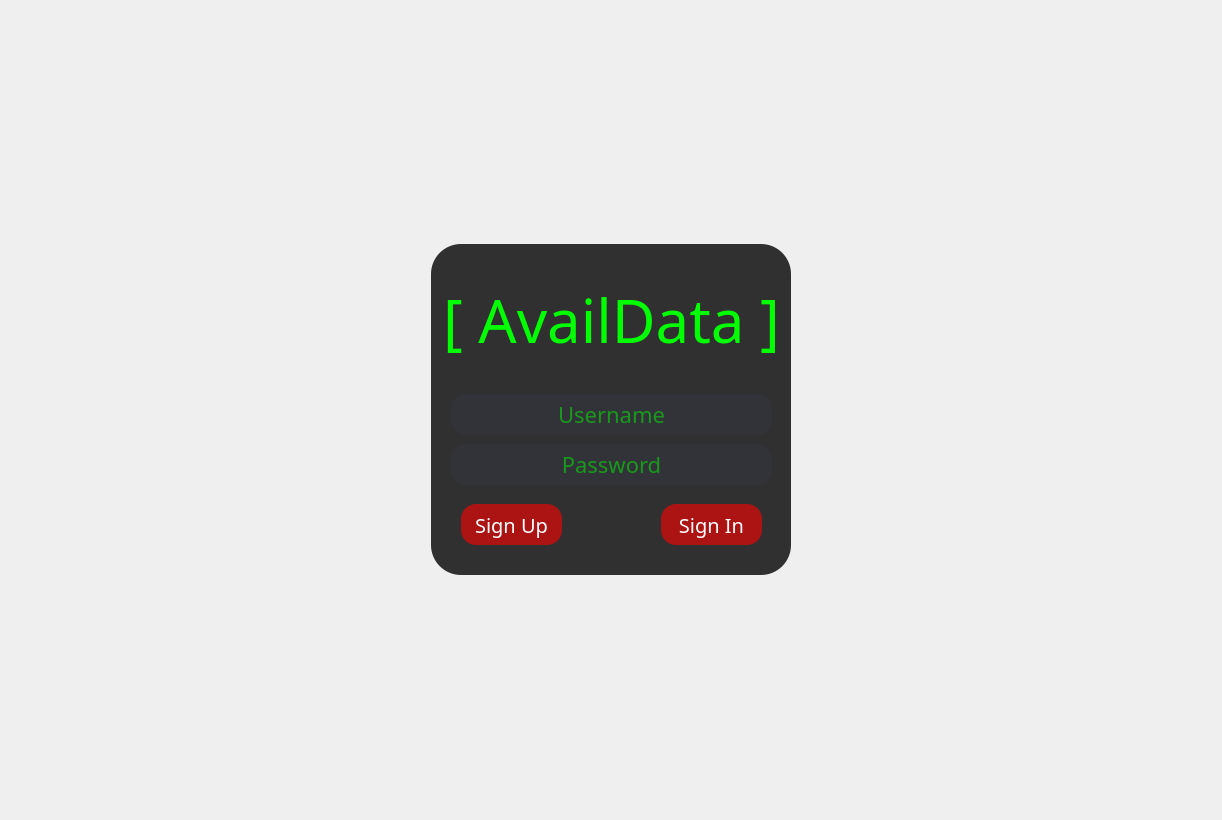
Kolby-MacDonald/AvailData, file Client/pages/login_page.ui: the form before one commit.
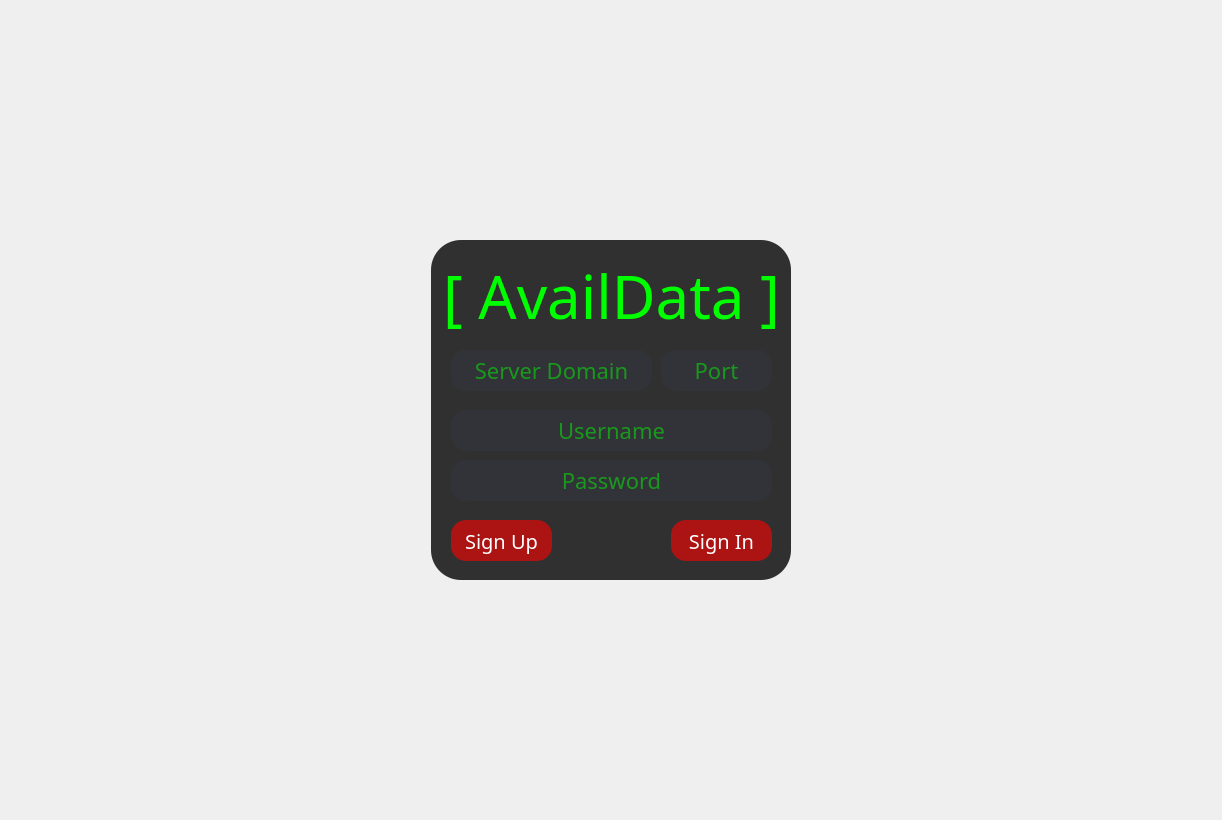
The form after the commit. Icons and pictures are not drawn.

What changed in the file:
```diff
--- a/Client/pages/login_page.ui
+++ b/Client/pages/login_page.ui
@@ -49,7 +49,7 @@
      <property name="minimumSize">
       <size>
        <width>360</width>
-       <height>331</height>
+       <height>340</height>
       </size>
      </property>
      <property name="font">
@@ -125,8 +125,8 @@
       </property>
       <property name="geometry">
        <rect>
-        <x>230</x>
-        <y>260</y>
+        <x>240</x>
+        <y>280</y>
         <width>101</width>
         <height>41</height>
        </rect>
@@ -145,7 +145,7 @@
       <property name="geometry">
        <rect>
         <x>20</x>
-        <y>150</y>
+        <y>170</y>
         <width>321</width>
         <height>41</height>
        </rect>
@@ -167,7 +167,7 @@
       <property name="geometry">
        <rect>
         <x>20</x>
-        <y>200</y>
+        <y>220</y>
         <width>321</width>
         <height>41</height>
        </rect>
@@ -191,8 +191,8 @@
       </property>
       <property name="geometry">
        <rect>
-        <x>30</x>
-        <y>260</y>
+        <x>20</x>
+        <y>280</y>
         <width>101</width>
         <height>41</height>
        </rect>
@@ -208,7 +208,7 @@
       <property name="geometry">
        <rect>
         <x>0</x>
-        <y>40</y>
+        <y>20</y>
         <width>361</width>
         <height>71</height>
        </rect>
@@ -234,6 +234,56 @@
        <string>[ AvailData ]</string>
       </property>
      </widget>
+     <widget class="QLineEdit" name="domain_line_edit">
+      <property name="enabled">
+       <bool>true</bool>
+      </property>
+      <property name="geometry">
+       <rect>
+        <x>20</x>
+        <y>110</y>
+        <width>201</width>
+        <height>41</height>
+       </rect>
+      </property>
+      <property name="text">
+       <string/>
+      </property>
+      <property name="alignment">
+       <set>Qt::AlignCenter</set>
+      </property>
+      <property name="placeholderText">
+       <string>Server Domain</string>
+      </property>
+      <property name="clearButtonEnabled">
+       <bool>false</bool>
+      </property>
+     </widget>
+     <widget class="QLineEdit" name="port_line_edit">
+      <property name="enabled">
+       <bool>true</bool>
+      </property>
+      <property name="geometry">
+       <rect>
+        <x>230</x>
+        <y>110</y>
+        <width>111</width>
+        <height>41</height>
+       </rect>
+      </property>
+      <property name="text">
+       <string/>
+      </property>
+      <property name="alignment">
+       <set>Qt::AlignCenter</set>
+      </property>
+      <property name="placeholderText">
+       <string>Port</string>
+      </property>
+      <property name="clearButtonEnabled">
+       <bool>false</bool>
+      </property>
+     </widget>
     </widget>
    </item>
   </layout>
```
